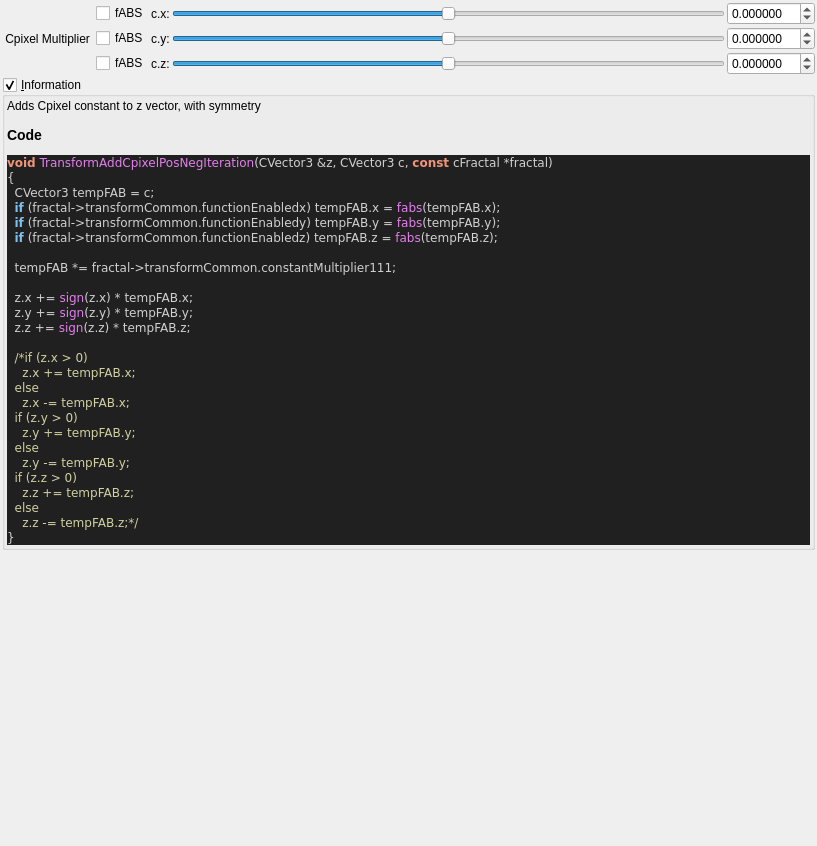
The window that mandelbulber2/qt_data/fractal_transf_add_Cpixel_symmetrical.ui (buddhi1980/mandelbulber2) describes before a commit, drawn with Qt 5.
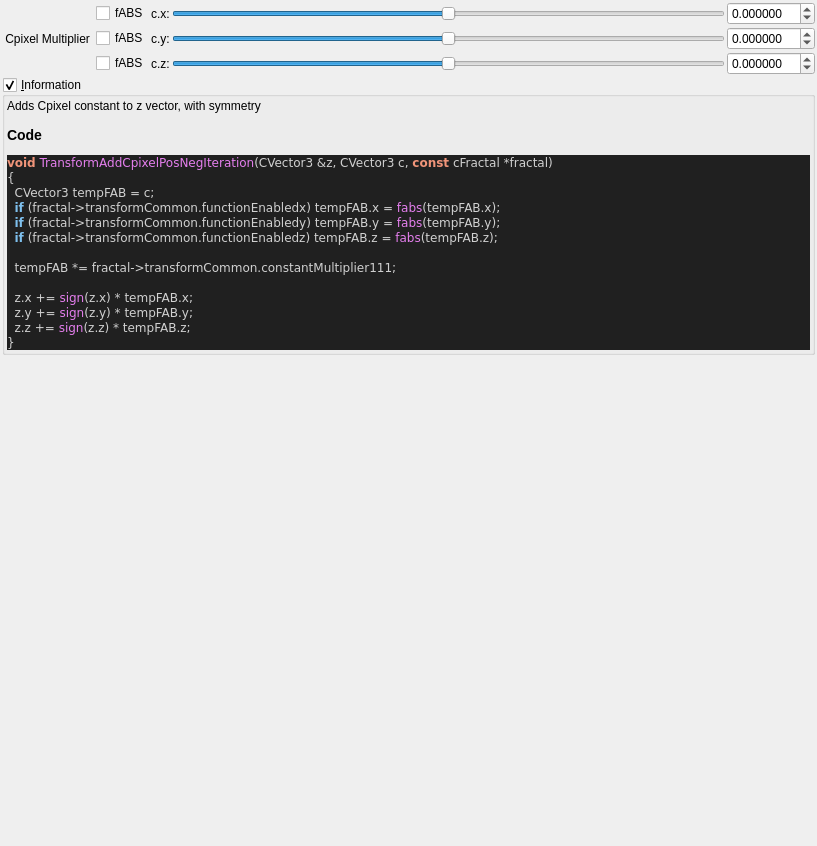
The same window after the commit. Custom widgets are drawn as their Qt base class.

What changed in the file:
```diff
--- a/mandelbulber2/qt_data/fractal_transf_add_Cpixel_symmetrical.ui
+++ b/mandelbulber2/qt_data/fractal_transf_add_Cpixel_symmetrical.ui
@@ -290,19 +290,6 @@
   z&lt;span style=&quot;color:#d0d0d0&quot;&gt;.&lt;/span&gt;x &lt;span style=&quot;color:#d0d0d0&quot;&gt;+=&lt;/span&gt; &lt;span style=&quot;color:#e47eed&quot;&gt;sign&lt;/span&gt;&lt;span style=&quot;color:#d0d0d0&quot;&gt;(&lt;/span&gt;z&lt;span style=&quot;color:#d0d0d0&quot;&gt;.&lt;/span&gt;x&lt;span style=&quot;color:#d0d0d0&quot;&gt;) *&lt;/span&gt; tempFAB&lt;span style=&quot;color:#d0d0d0&quot;&gt;.&lt;/span&gt;x&lt;span style=&quot;color:#d0d0d0&quot;&gt;;&lt;/span&gt;
   z&lt;span style=&quot;color:#d0d0d0&quot;&gt;.&lt;/span&gt;y &lt;span style=&quot;color:#d0d0d0&quot;&gt;+=&lt;/span&gt; &lt;span style=&quot;color:#e47eed&quot;&gt;sign&lt;/span&gt;&lt;span style=&quot;color:#d0d0d0&quot;&gt;(&lt;/span&gt;z&lt;span style=&quot;color:#d0d0d0&quot;&gt;.&lt;/span&gt;y&lt;span style=&quot;color:#d0d0d0&quot;&gt;) *&lt;/span&gt; tempFAB&lt;span style=&quot;color:#d0d0d0&quot;&gt;.&lt;/span&gt;y&lt;span style=&quot;color:#d0d0d0&quot;&gt;;&lt;/span&gt;
   z&lt;span style=&quot;color:#d0d0d0&quot;&gt;.&lt;/span&gt;z &lt;span style=&quot;color:#d0d0d0&quot;&gt;+=&lt;/span&gt; &lt;span style=&quot;color:#e47eed&quot;&gt;sign&lt;/span&gt;&lt;span style=&quot;color:#d0d0d0&quot;&gt;(&lt;/span&gt;z&lt;span style=&quot;color:#d0d0d0&quot;&gt;.&lt;/span&gt;z&lt;span style=&quot;color:#d0d0d0&quot;&gt;) *&lt;/span&gt; tempFAB&lt;span style=&quot;color:#d0d0d0&quot;&gt;.&lt;/span&gt;z&lt;span style=&quot;color:#d0d0d0&quot;&gt;;&lt;/span&gt;
-
-  &lt;span style=&quot;color:#d0d0a0&quot;&gt;/*if (z.x &amp;gt; 0)&lt;/span&gt;
-&lt;span style=&quot;color:#d0d0a0&quot;&gt;    z.x += tempFAB.x;&lt;/span&gt;
-&lt;span style=&quot;color:#d0d0a0&quot;&gt;  else&lt;/span&gt;
-&lt;span style=&quot;color:#d0d0a0&quot;&gt;    z.x -= tempFAB.x;&lt;/span&gt;
-&lt;span style=&quot;color:#d0d0a0&quot;&gt;  if (z.y &amp;gt; 0)&lt;/span&gt;
-&lt;span style=&quot;color:#d0d0a0&quot;&gt;    z.y += tempFAB.y;&lt;/span&gt;
-&lt;span style=&quot;color:#d0d0a0&quot;&gt;  else&lt;/span&gt;
-&lt;span style=&quot;color:#d0d0a0&quot;&gt;    z.y -= tempFAB.y;&lt;/span&gt;
-&lt;span style=&quot;color:#d0d0a0&quot;&gt;  if (z.z &amp;gt; 0)&lt;/span&gt;
-&lt;span style=&quot;color:#d0d0a0&quot;&gt;    z.z += tempFAB.z;&lt;/span&gt;
-&lt;span style=&quot;color:#d0d0a0&quot;&gt;  else&lt;/span&gt;
-&lt;span style=&quot;color:#d0d0a0&quot;&gt;    z.z -= tempFAB.z;*/&lt;/span&gt;
 &lt;span style=&quot;color:#d0d0d0&quot;&gt;}&lt;/span&gt;
 &lt;/pre&gt;
 &lt;/body&gt;</string>
```
